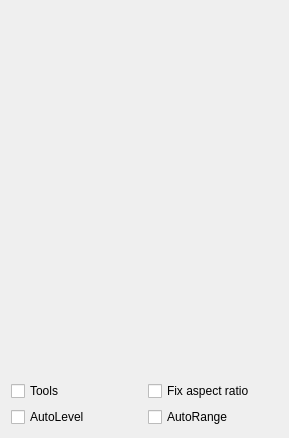
Old version of the form nplab/instrument/camera/camera_controls_scaled.ui in the repository nanophotonics/nplab.
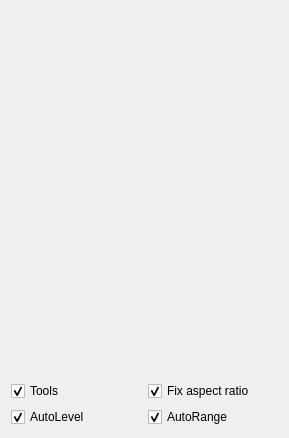
New version of the form.

Commit message: Crosshairs now scale with the size of the image. They remain centered on the pixel instead of on the edge

What changed in the file:
```diff
--- a/nplab/instrument/camera/camera_controls_scaled.ui
+++ b/nplab/instrument/camera/camera_controls_scaled.ui
@@ -32,6 +32,9 @@
      <property name="text">
       <string>Tools</string>
      </property>
+     <property name="checked">
+      <bool>true</bool>
+     </property>
     </widget>
    </item>
    <item row="2" column="1">
@@ -39,6 +42,9 @@
      <property name="text">
       <string>Fix aspect ratio</string>
      </property>
+     <property name="checked">
+      <bool>true</bool>
+     </property>
     </widget>
    </item>
    <item row="0" column="0" colspan="2">
@@ -49,6 +55,9 @@
      <property name="text">
       <string>AutoLevel</string>
      </property>
+     <property name="checked">
+      <bool>true</bool>
+     </property>
     </widget>
    </item>
    <item row="3" column="1">
@@ -56,6 +65,9 @@
      <property name="text">
       <string>AutoRange</string>
      </property>
+     <property name="checked">
+      <bool>true</bool>
+     </property>
     </widget>
    </item>
   </layout>
```
The commit also changes 1 other file.
